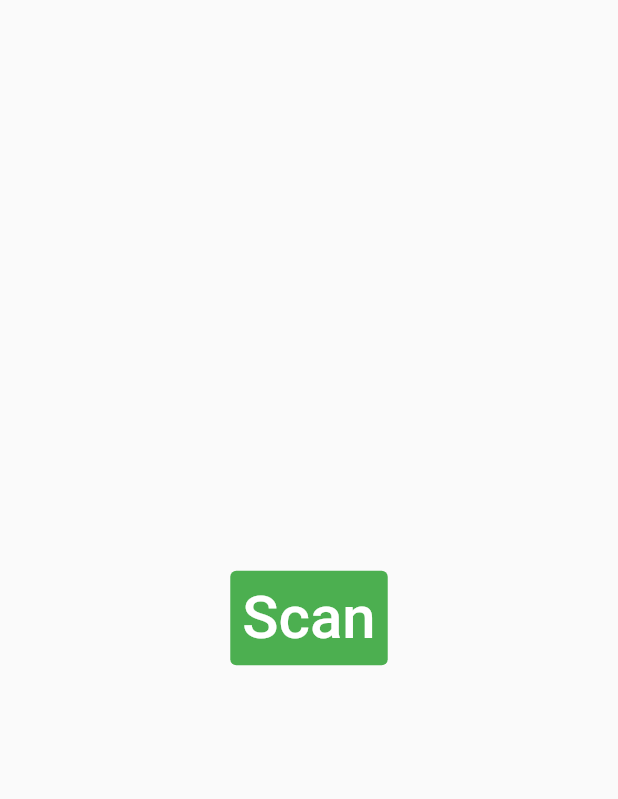
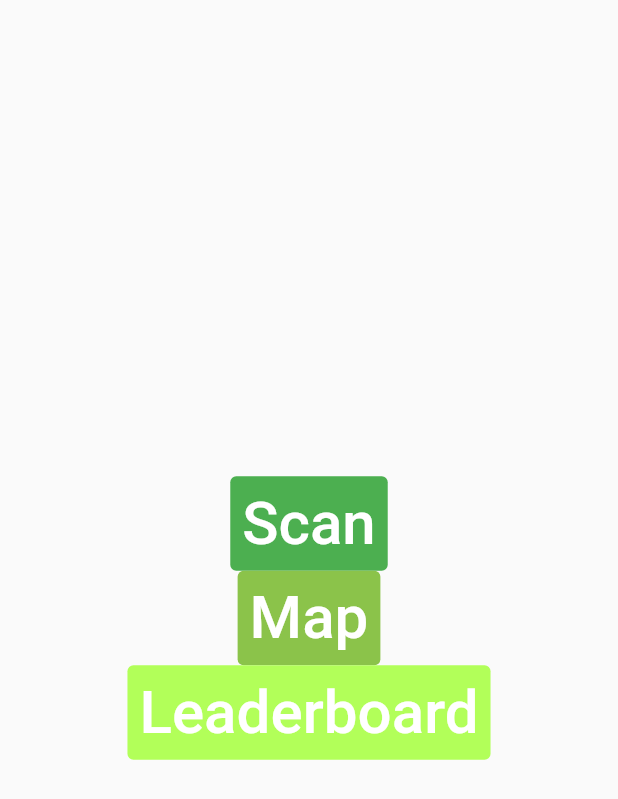
Before and after one commit to dillongeary/TheAleiosHack, a Flutter app: the screen it shows after launch, on a phone screen of 412 x 824 dp. Shown: the top 799 px of the screen. Run offline on Flutter 3.47's test engine with Material 2 defaults, Android fonts, the phone set to English and light mode, and no system bars; missing offline and left inert: qr_code_scanner.

Commit message:
added all 3 screen buttons

```diff
--- a/flutter files/lib/main.dart
+++ b/flutter files/lib/main.dart
@@ -1,4 +1,6 @@
 import 'package:flutter/material.dart';
+import 'leaderboardScreen.dart';
+import 'mapScreen.dart';
 import 'qrScreen.dart';
 
 void main() {
@@ -20,13 +22,11 @@ class MyApp extends StatelessWidget {
 class MyHomePage extends StatefulWidget {
   const MyHomePage({Key? key}) : super(key: key);
 
-
   @override
   State<MyHomePage> createState() => _MyHomePageState();
 }
 
 class _MyHomePageState extends State<MyHomePage> {
-
   @override
   Widget build(BuildContext context) {
     return Scaffold(
@@ -40,18 +40,39 @@ class _MyHomePageState extends State<MyHomePage> {
                   primary: Colors.green,
                 ),
                 onPressed: () {
-                Navigator.push(
-                    context,
-                    MaterialPageRoute(
-                      builder: (context) =>
-                          qrScreen()
-                    ));
+                  Navigator.push(context,
+                      MaterialPageRoute(builder: (context) => qrScreen()));
                 },
                 child: Text(
                   "Scan",
-          style: TextStyle(
-              fontSize: 40, color: Colors.white),
-        ))
+                  style: TextStyle(fontSize: 40, color: Colors.white),
+                )),
+            TextButton(
+                style: ElevatedButton.styleFrom(
+                  onSurface: Colors.lightGreen,
+                  primary: Colors.lightGreen,
+                ),
+                onPressed: () {
+                  Navigator.push(context,
+                      MaterialPageRoute(builder: (context) => mapScreen()));
+                },
+                child: Text(
+                  "Map",
+                  style: TextStyle(fontSize: 40, color: Colors.white),
+                )),
+            TextButton(
+                style: ElevatedButton.styleFrom(
+                  onSurface: Colors.lightGreenAccent,
+                  primary: Colors.lightGreenAccent,
+                ),
+                onPressed: () {
+                  Navigator.push(context,
+                      MaterialPageRoute(builder: (context) => leaderboardScreen()));
+                },
+                child: Text(
+                  "Leaderboard",
+                  style: TextStyle(fontSize: 40, color: Colors.white),
+                )),
           ],
         ),
       ),
```
Also changed, not shown: flutter files/lib/leaderboardScreen.dart (added, +23 -0 lines), flutter files/lib/mapScreen.dart (added, +23 -0 lines). Lines whose indentation alone changed are shown as unchanged.
